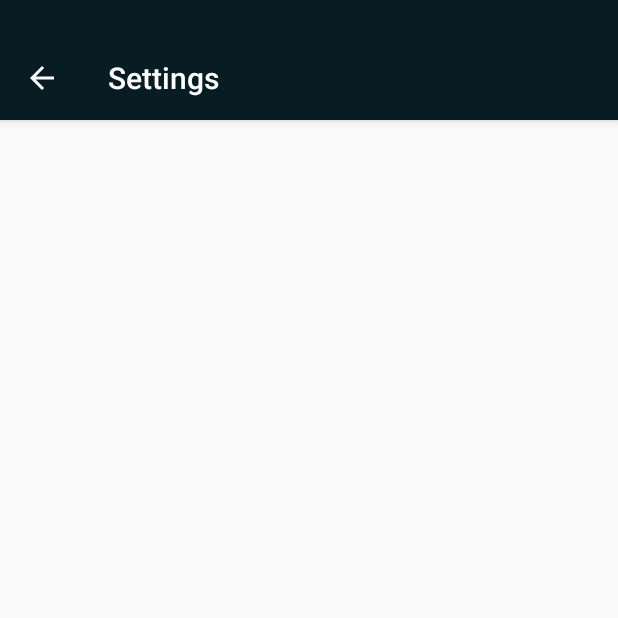
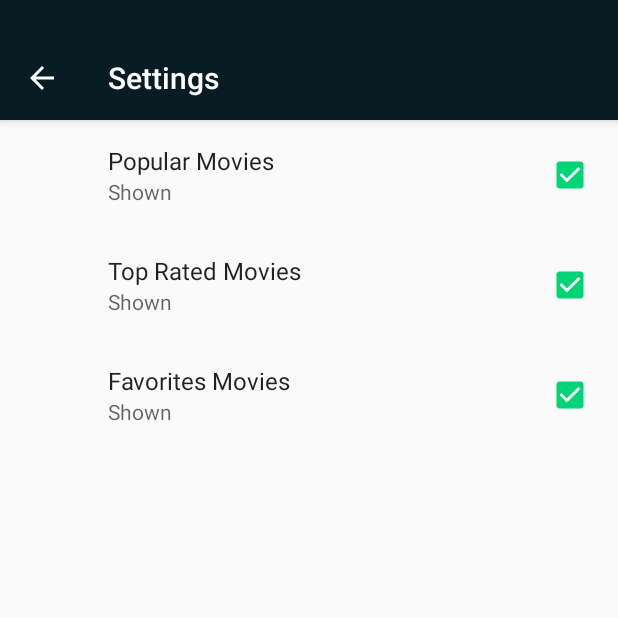
Before and after one commit to simbelmine/UMovies, an Android app: the SettingsActivity screen opened directly, with no data from a screen before it, on a phone screen of 412 x 824 dp, the top half of it. Run offline under Robolectric (Android 15) with nearby library versions, the phone set to English and light mode, and no system bars; our stand-ins replace androidx.preference.

Commit message:
Add Movie Settings Options to PreferenceFragment

```diff
--- a/app/build.gradle
+++ b/app/build.gradle
@@ -28,6 +28,7 @@ dependencies {
     compile 'com.android.support:recyclerview-v7:25.2.0'
     compile 'com.android.support:cardview-v7:25.2.0'
     compile 'com.android.support:design:25.2.0'
+    compile 'com.android.support:preference-v7:25.2.0'
     compile 'com.squareup.picasso:picasso:2.5.2'
     compile 'com.android.support.constraint:constraint-layout:1.0.1'
     compile 'com.squareup.okhttp3:okhttp:3.6.0'
--- /dev/null
+++ b/app/src/main/java/com/example/android/umovies/SettingsFragment.java
@@ -0,0 +1,15 @@
+package com.example.android.umovies;
+
+import android.os.Bundle;
+import android.support.v7.preference.PreferenceFragmentCompat;
+
+/**
+ * Created by Sve on 4/19/17.
+ */
+
+public class SettingsFragment extends PreferenceFragmentCompat {
+    @Override
+    public void onCreatePreferences(Bundle savedInstanceState, String rootKey) {
+        addPreferencesFromResource(R.xml.pref_main);
+    }
+}
--- a/app/src/main/res/layout/activity_settings.xml
+++ b/app/src/main/res/layout/activity_settings.xml
@@ -1,8 +1,14 @@
 <?xml version="1.0" encoding="utf-8"?>
 <LinearLayout
     xmlns:android="http://schemas.android.com/apk/res/android"
-    android:orientation="vertical"
     android:layout_width="match_parent"
-    android:layout_height="match_parent">
+    android:layout_height="match_parent"
+    android:orientation="vertical">
     <include layout="@layout/toolbar"/>
+    <fragment
+        android:layout_width="match_parent"
+        android:layout_height="match_parent"
+        android:name="com.example.android.umovies.SettingsFragment"
+        android:id="@+id/settings_fragment">
+    </fragment>
 </LinearLayout>
--- a/app/src/main/res/values-v21/styles.xml
+++ b/app/src/main/res/values-v21/styles.xml
@@ -14,6 +14,8 @@
         <item name="android:textViewStyle">@style/RobotoTextViewStyle</item>
         <item name="actionOverflowMenuStyle">@style/MyApp.PopupMenu</item>
         <item name="android:itemTextAppearance">@style/itemTextStyle.AppTheme</item>
+
+        <item name="preferenceTheme">@style/PreferenceThemeOverlay</item>
     </style>
 
     <style name="MyApp.PopupMenu" parent="Widget.AppCompat.PopupMenu.Overflow">
--- a/app/src/main/res/values/strings.xml
+++ b/app/src/main/res/values/strings.xml
@@ -40,5 +40,14 @@
         <item>Favorites</item>
     </string-array>
 
+    <!-- Settings -->
     <string name="action_settings">Settings</string>
+    <string name="popular">Popular Movies</string>
+    <string name="top_rated">Top Rated Movies</string>
+    <string name="favorites">Favorites Movies</string>
+    <string name="popular_key">popular_movies_key</string>
+    <string name="top_rated_key">top_rated_key</string>
+    <string name="favorites_key">favorites_key</string>
+    <string name="hidden">Hidden</string>
+    <string name="shown">Shown</string>
 </resources>
--- a/app/src/main/res/values/styles.xml
+++ b/app/src/main/res/values/styles.xml
@@ -10,6 +10,7 @@
         <item name="android:textViewStyle">@style/RobotoTextViewStyle</item>
         <item name="actionOverflowMenuStyle">@style/MyApp.PopupMenu</item>
         <item name="android:itemTextAppearance">@style/itemTextStyle.AppTheme</item>
+        <item name="preferenceTheme">@style/PreferenceThemeOverlay</item>
     </style>
 
     <style name="MyApp.PopupMenu" parent="Widget.AppCompat.PopupMenu.Overflow">
--- /dev/null
+++ b/app/src/main/res/xml/pref_main.xml
@@ -0,0 +1,21 @@
+<?xml version="1.0" encoding="utf-8"?>
+<PreferenceScreen xmlns:android="http://schemas.android.com/apk/res/android">
+    <CheckBoxPreference
+        android:defaultValue="true"
+        android:key="@string/popular_key"
+        android:summaryOff="@string/hidden"
+        android:summaryOn="@string/shown"
+        android:title="@string/popular"/>
+    <CheckBoxPreference
+        android:defaultValue="true"
+        android:key="@string/top_rated_key"
+        android:summaryOff="@string/hidden"
+        android:summaryOn="@string/shown"
+        android:title="@string/top_rated"/>
+    <CheckBoxPreference
+        android:defaultValue="true"
+        android:key="@string/favorites_key"
+        android:summaryOff="@string/hidden"
+        android:summaryOn="@string/shown"
+        android:title="@string/favorites"/>
+</PreferenceScreen>
```
